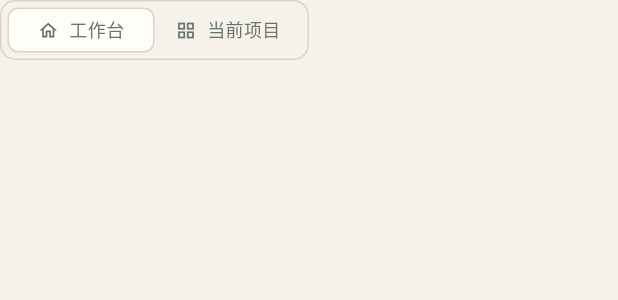
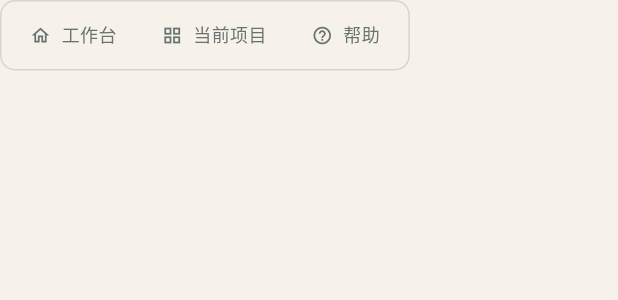
Before and after one commit to WhightePapher/T0, a Flutter app: the _NavSegmented widget shown alone on an empty page, opened directly, on a phone screen of 412 x 824 dp. Shown: the top 300 px of the screen. Run offline on Flutter 3.47's test engine with Material 3 defaults, Android fonts, the phone set to English and light mode, and no system bars; Roboto replaces fonts that are missing (T0Sans).

Commit message:
fix(topbar): 窄屏项目页右侧按钮不再跟项目名粘在一起

```diff
--- a/lib/widgets/app_shell.dart
+++ b/lib/widgets/app_shell.dart
@@ -138,7 +138,10 @@ class _TopBar extends StatelessWidget {
         key: const Key('topbar-project-name'),
         maxLines: 1,
         overflow: TextOverflow.ellipsis,
-        style: context.tBody.copyWith(fontSize: 13, fontWeight: FontWeight.w600),
+        style: context.tBody.copyWith(
+          fontSize: 13,
+          fontWeight: FontWeight.w600,
+        ),
       ),
       const SizedBox(width: T0.s16),
       const _SaveState(key: Key('topbar-save')),
@@ -226,7 +229,9 @@ class _TopBar extends StatelessWidget {
         const _BrandMark(),
         if (inProject) ...<Widget>[
           const SizedBox(width: 10),
-          Flexible(
+          Expanded(
+            child: Align(
+              alignment: Alignment.centerLeft,
               child: Text(
                 T0Store.instance.projectName,
                 key: const Key('topbar-project-name'),
@@ -235,6 +240,7 @@ class _TopBar extends StatelessWidget {
                 style: context.tBody.copyWith(
                   fontSize: 13,
                   fontWeight: FontWeight.w600,
+                ),
               ),
             ),
           ),
@@ -285,6 +291,14 @@ class _TopBar extends StatelessWidget {
                 onTap: () {
                   Navigator.of(context).pop();
                   go(context, '/workspace');
+                },
+              ),
+              _MenuRow(
+                icon: Icons.help_outline,
+                label: '帮助',
+                onTap: () {
+                  Navigator.of(context).pop();
+                  showHelpDialog(context);
                 },
               ),
               const Divider(height: 12),
@@ -367,56 +381,15 @@ class _BrandMark extends StatelessWidget {
   }
 }
 
-/// 顶栏分段导航：两个 tab 等宽，选中态是一条滑动的指示块。
-///
-/// 工作台 <-> 当前项目 是两条独立路由，[AppShell] 每次重建，指示块本来会
-/// 「重新出现」而不是滑过去；用这个文件级变量记住上一次的位置，让新页面
-/// 里的指示块从旧位置滑到新位置，和页面 240ms 的淡入对上。
-String? _lastNavRoute;
-
-class _NavSegmented extends StatefulWidget {
+class _NavSegmented extends StatelessWidget {
   const _NavSegmented({this.activeNav, this.compact = false});
 
   final String? activeNav;
   final bool compact;
 
   @override
-  State<_NavSegmented> createState() => _NavSegmentedState();
-}
-
-class _NavSegmentedState extends State<_NavSegmented> {
-  late double _from;
-  late double _to;
-
-  /// 0 = 工作台，1 = 当前项目。
-  double get _target => widget.activeNav == '/workspace' ? 1.0 : 0.0;
-
-  @override
-  void initState() {
-    super.initState();
-    _to = _target;
-    _from = _lastNavRoute == null
-        ? _to
-        : (_lastNavRoute == '/workspace' ? 1.0 : 0.0);
-    WidgetsBinding.instance.addPostFrameCallback(
-      (_) => _lastNavRoute = widget.activeNav,
-    );
-  }
-
-  @override
-  void didUpdateWidget(_NavSegmented old) {
-    super.didUpdateWidget(old);
-    if (old.activeNav != widget.activeNav) {
-      _from = _to;
-      _to = _target;
-      _lastNavRoute = widget.activeNav;
-    }
-  }
-
-  @override
   Widget build(BuildContext context) {
     final T0Palette pal = context.pal;
-    final bool compact = widget.compact;
     return Container(
       padding: const EdgeInsets.all(4),
       decoration: BoxDecoration(
@@ -424,57 +397,31 @@ class _NavSegmentedState extends State<_NavSegmented> {
         borderRadius: BorderRadius.circular(10),
         border: Border.all(color: pal.line),
       ),
-      child: SizedBox(
-        width: compact ? 152 : 196,
-        height: compact ? 26 : 30,
-        child: Stack(
-          fit: StackFit.expand,
+      child: Row(
+        mainAxisSize: MainAxisSize.min,
         children: <Widget>[
-            // 指示块：等宽两格，位置 0..1 用 260ms 滑过去，不做瞬切
-            TweenAnimationBuilder<double>(
-              tween: Tween<double>(begin: _from, end: _to),
-              duration: context.anim(const Duration(milliseconds: 260)),
-              curve: Curves.easeOutCubic,
-              builder: (BuildContext context, double t, Widget? child) {
-                return FractionallySizedBox(
-                  alignment: Alignment(-1 + 2 * t.clamp(0.0, 1.0), 0),
-                  widthFactor: 0.5,
-                  heightFactor: 1,
-                  child: child,
-                );
-              },
-              child: DecoratedBox(
-                decoration: BoxDecoration(
-                  color: pal.surface,
-                  borderRadius: BorderRadius.circular(7),
-                  border: Border.all(color: pal.line),
-                ),
-              ),
-            ),
-            Row(
-              children: <Widget>[
-                Expanded(
-                  child: _NavItem(
+          _NavItem(
             icon: Icons.home_outlined,
             label: '工作台',
-                    active: widget.activeNav == '/workbench',
+            active: activeNav == '/workbench',
             compact: compact,
             onTap: () => go(context, '/workbench'),
           ),
-                ),
-                Expanded(
-                  child: _NavItem(
+          _NavItem(
             icon: Icons.grid_view_outlined,
             label: '当前项目',
-                    active: widget.activeNav == '/workspace',
+            active: activeNav == '/workspace',
             compact: compact,
             onTap: () => go(context, '/workspace'),
           ),
+          _NavItem(
+            icon: Icons.help_outline,
+            label: '帮助',
+            active: false,
+            compact: compact,
+            onTap: () => showHelpDialog(context),
           ),
         ],
-            ),
-          ],
-        ),
       ),
     );
   }
@@ -506,31 +453,43 @@ class _NavItemState extends State<_NavItem> {
   Widget build(BuildContext context) {
     final T0Palette pal = context.pal;
     final bool active = widget.active;
-    // 选中态由底下那块滑动的指示块表达，这里只负责文字/图标的明暗与字重
-    final bool lit = active || _hover;
+    final bool compact = widget.compact;
     return MouseRegion(
       cursor: SystemMouseCursors.click,
       onEnter: (_) => setState(() => _hover = true),
       onExit: (_) => setState(() => _hover = false),
       child: GestureDetector(
-        behavior: HitTestBehavior.opaque,
         onTap: widget.onTap,
-        child: Center(
+        child: AnimatedContainer(
+          duration: context.anim(const Duration(milliseconds: 140)),
+          padding: EdgeInsets.symmetric(
+            horizontal: compact ? 10 : 14,
+            vertical: 7,
+          ),
+          decoration: BoxDecoration(
+            // hover 用整块 surface + line 描边（和 active 同形但字重不变），
+            // 截图里能明确看出悬停反馈
+            color: active || _hover ? pal.surface : Colors.transparent,
+            borderRadius: BorderRadius.circular(7),
+            border: Border.all(
+              color: active || _hover ? pal.line : Colors.transparent,
+            ),
+          ),
           child: Row(
             mainAxisSize: MainAxisSize.min,
             children: <Widget>[
               Icon(
                 widget.icon,
                 size: 14,
-                color: lit ? pal.ink : pal.muted,
+                color: active || _hover ? pal.ink : pal.muted,
               ),
-              if (!widget.compact) ...<Widget>[
+              if (!compact) ...<Widget>[
                 const SizedBox(width: 7),
                 Text(
                   widget.label,
                   style: context.tBody.copyWith(
                     fontSize: 12,
-                    color: lit ? pal.ink : pal.muted,
+                    color: active || _hover ? pal.ink : pal.muted,
                     fontWeight: active ? FontWeight.w600 : FontWeight.w400,
                   ),
                 ),
@@ -575,7 +534,10 @@ class StatusDotPulse extends StatelessWidget {
     return Container(
       width: 6,
       height: 6,
-      decoration: BoxDecoration(color: context.pal.accent, shape: BoxShape.circle),
+      decoration: BoxDecoration(
+        color: context.pal.accent,
+        shape: BoxShape.circle,
+      ),
     );
   }
 }
@@ -625,7 +587,9 @@ class _ThemeToggleState extends State<_ThemeToggle> {
             child: AnimatedSwitcher(
               duration: const Duration(milliseconds: 200),
               child: _ThemeGlyph(
-                key: ValueKey<String>(dark ? 'theme-glyph-moon' : 'theme-glyph-sun'),
+                key: ValueKey<String>(
+                  dark ? 'theme-glyph-moon' : 'theme-glyph-sun',
+                ),
                 dark: dark,
                 color: _hover ? pal.ink : pal.ink2,
               ),
@@ -1040,7 +1004,10 @@ void showHelpDialog(BuildContext context) {
               '材料输入 → 大纲确认 → 模块拆分 → 模块制作 → 交付检查。'
               '每一次修改只作用在当前模块，其他模块保持不动；'
               '材料不足时系统不会编造结论，而是标记为「待补充」。',
-              style: context.tBody.copyWith(fontSize: 13, color: context.pal.muted),
+              style: context.tBody.copyWith(
+                fontSize: 13,
+                color: context.pal.muted,
+              ),
             ),
             const SizedBox(height: 16),
             const _HelpRow(label: '页面切换', text: '主按钮推进流程，240ms 淡入 + 上移 8px'),
```
Lines whose indentation alone changed are shown as unchanged.
